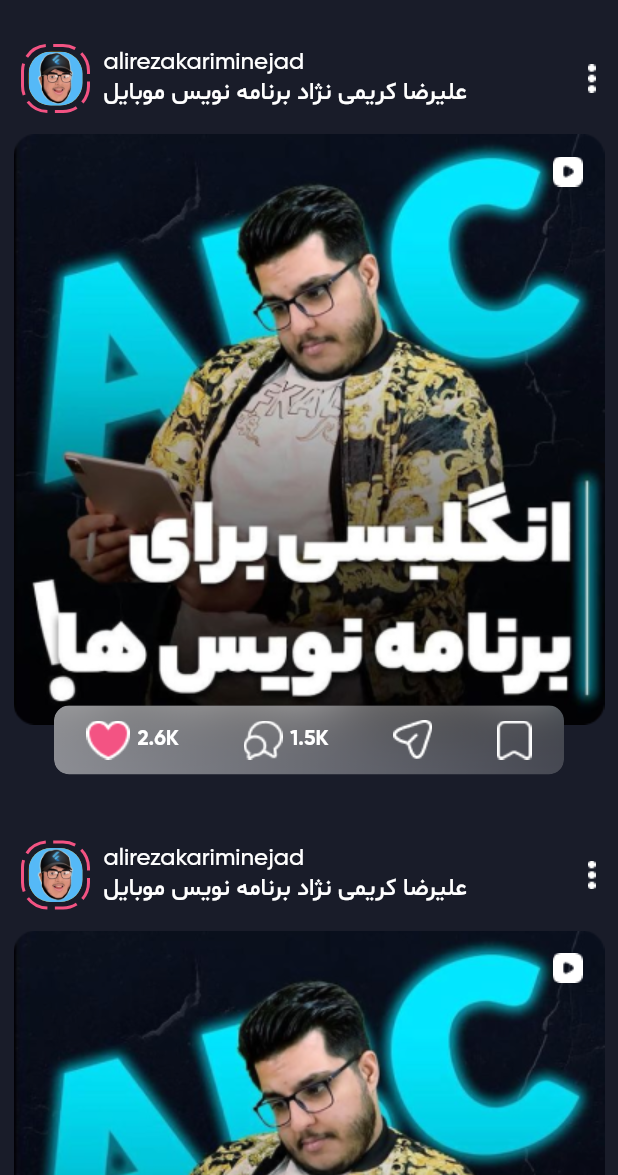
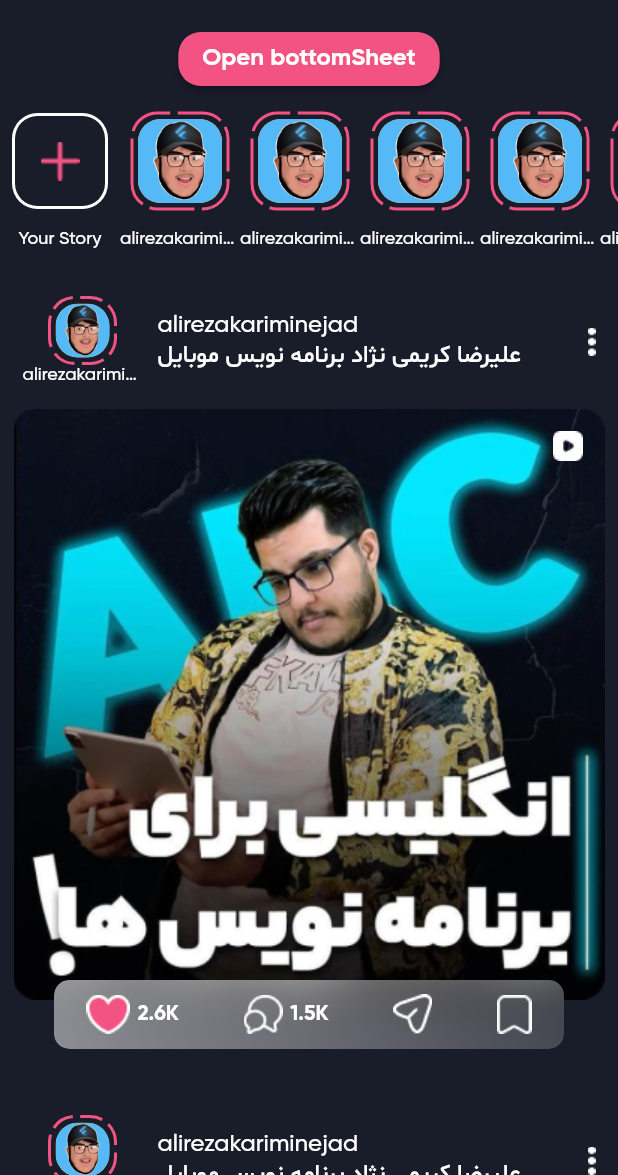
Before and after one commit to alirezakariminejad/flutter_instagram, a Flutter app: the screen it shows after launch, on a phone screen of 412 x 824 dp, the part 61-1236 px from its top. Run offline on Flutter 3.47's test engine with Material 2 defaults, Android fonts, the phone set to English and light mode, and no system bars; drawn by our look-alikes of dotted_border.

Commit message:
Complete story and posts areas

```diff
--- a/lib/screens/home_screen.dart
+++ b/lib/screens/home_screen.dart
@@ -27,14 +27,52 @@ class HomeScreen extends StatelessWidget {
       ),
       backgroundColor: ColorConstants.black,
       body: SafeArea(
-        child: _getPostList(),
+        child: SingleChildScrollView(
+          child: Column(
+            children: [
+              ElevatedButton(
+                onPressed: () {
+                  showModalBottomSheet(
+                    context: context,
+                    builder: (context) {
+                      return Container(
+                        height: 300.0,
+                        child: Text('data'),
+                      );
+                    },
+                  );
+                },
+                child: Text('Open bottomSheet'),
+              ),
+              Container(
+                height: 120.0,
+                child: ListView.builder(
+                  scrollDirection: Axis.horizontal,
+                  itemCount: 20,
+                  itemBuilder: (BuildContext context, int index) {
+                    return index == 0
+                        ? _getAddStoryBox()
+                        : _getAddImageStoryBox(
+                            hasMargin: true,
+                            horizontalSpacing: 8.0,
+                            verticalSpacing: 12.0,
+                          );
+                  },
+                ),
+              ),
+              _getPostList(),
+            ],
+          ),
+        ),
       ),
     );
   }
 
   Widget _getPostList() {
     return ListView.builder(
-      itemCount: 10,
+      physics: NeverScrollableScrollPhysics(),
+      shrinkWrap: true,
+      itemCount: 5,
       itemBuilder: (BuildContext context, int index) {
         return Column(
           crossAxisAlignment: CrossAxisAlignment.center,
@@ -180,9 +218,21 @@ class HomeScreen extends StatelessWidget {
     double strokeWidth = 2.0,
     double width = 56.0,
     double height = 56.0,
+    bool hasMargin = false,
+    double horizontalSpacing = 0.0,
+    double verticalSpacing = 0.0,
     List<double> dashPattern = const <double>[30, 5],
   }) {
-    return DottedBorder(
+    return SizedBox(
+      width: 80.0,
+      child: Column(
+        children: [
+          Container(
+            margin: hasMargin
+                ? EdgeInsets.symmetric(
+                    horizontal: horizontalSpacing, vertical: verticalSpacing)
+                : EdgeInsets.symmetric(horizontal: 0.0, vertical: 0.0),
+            child: DottedBorder(
               borderType: BorderType.RRect,
               radius: Radius.circular(radius),
               padding: EdgeInsets.all(padding),
@@ -198,13 +248,29 @@ class HomeScreen extends StatelessWidget {
                   child: Image.asset('assets/images/profile.png'),
                 ),
               ),
+            ),
+          ),
+          Text(
+            'alirezakariminejad',
+            overflow: TextOverflow.ellipsis,
+            style: TextStyle(
+              color: ColorConstants.white,
+              fontFamily: 'GM',
+              fontSize: 12.0,
+            ),
+          )
+        ],
+      ),
     );
   }
 
   Widget _getAddStoryBox() {
-    return Container(
+    return Column(
+      children: [
+        Container(
           width: 64.0,
           height: 64.0,
+          margin: EdgeInsets.symmetric(horizontal: 8.0, vertical: 12.0),
           decoration: BoxDecoration(
             borderRadius: BorderRadius.all(
               Radius.circular(17.0),
@@ -225,6 +291,16 @@ class HomeScreen extends StatelessWidget {
               child: Image.asset('assets/images/icon_plus.png'),
             ),
           ),
+        ),
+        Text(
+          'Your Story',
+          style: TextStyle(
+            color: ColorConstants.white,
+            fontFamily: 'GM',
+            fontSize: 12.0,
+          ),
+        )
+      ],
     );
   }
 }
```
Lines whose indentation alone changed are shown as unchanged.
